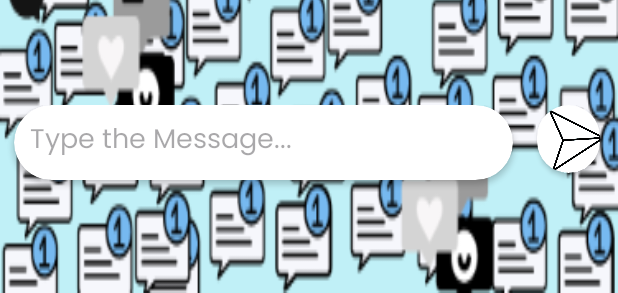
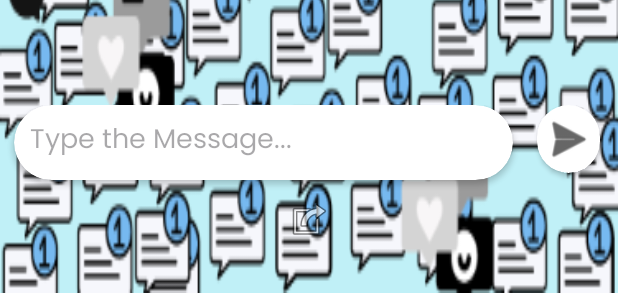
Before and after one commit to RiyaSushma/Java-App, an Android app: the layout activity_chat_win.xml on its own in the app's theme, with its tools: preview values and no code run, on a phone screen of 412 x 824 dp. Shown: the part 943-1236 px from the top of the screen. Run offline under Robolectric (Android 15) with nearby library versions, the phone set to English and light mode, and no system bars.

Commit message:
send button modified

```diff
--- a/app/src/main/res/layout/activity_chat_win.xml
+++ b/app/src/main/res/layout/activity_chat_win.xml
@@ -95,15 +95,22 @@
                 >
 
                 <ImageView
-                    android:layout_width="50dp"
-                    android:layout_height="50dp"
+                    android:layout_width="35dp"
+                    android:layout_height="37dp"
                     android:layout_gravity="center"
-                    android:background="@drawable/send"
+                    android:backgroundTint="@color/black"
+                    android:background="@android:drawable/ic_menu_send"
                     />
 
             </androidx.cardview.widget.CardView>
 
 
         </LinearLayout>
+
+        <ImageView
+            android:id="@+id/imageView5"
+            android:layout_width="match_parent"
+            android:layout_height="wrap_content"
+            app:srcCompat="@android:drawable/ic_menu_set_as" />
     </LinearLayout>
 </RelativeLayout>
```
